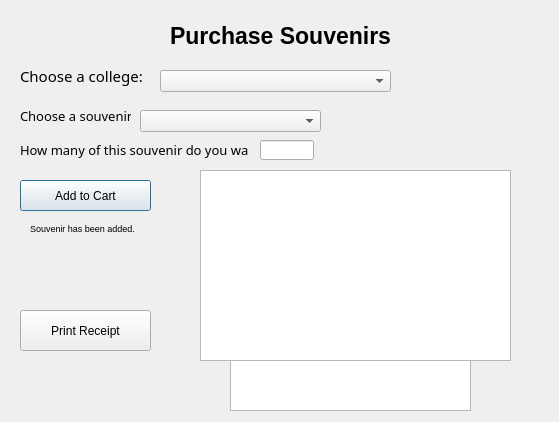
Above: src/purchasesouvenirs.ui from brianclinkenbeard/collegetour before the change. Below: the same form after it.
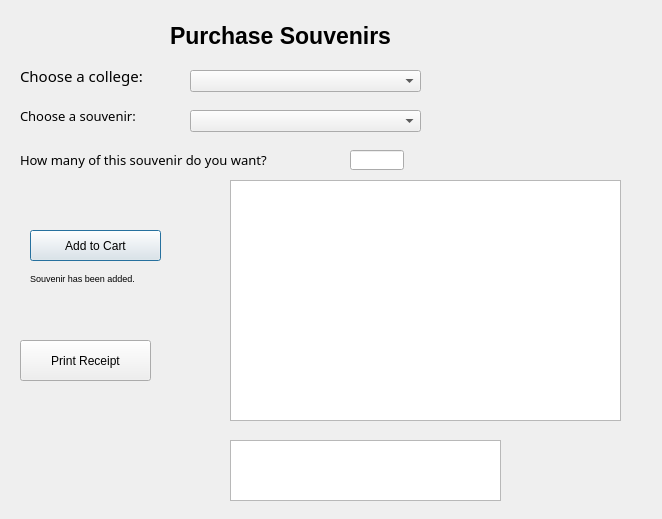
That is the form after the change.

What changed in the file:
```diff
--- a/src/purchasesouvenirs.ui
+++ b/src/purchasesouvenirs.ui
@@ -6,8 +6,8 @@
    <rect>
     <x>0</x>
     <y>0</y>
-    <width>559</width>
-    <height>422</height>
+    <width>662</width>
+    <height>519</height>
    </rect>
   </property>
   <property name="windowTitle">
@@ -37,7 +37,7 @@
   <widget class="QComboBox" name="comboBox_college">
    <property name="geometry">
     <rect>
-     <x>160</x>
+     <x>190</x>
      <y>70</y>
      <width>231</width>
      <height>22</height>
@@ -68,9 +68,9 @@
   <widget class="QComboBox" name="comboBox_souvenir">
    <property name="geometry">
     <rect>
-     <x>140</x>
+     <x>190</x>
      <y>110</y>
-     <width>181</width>
+     <width>231</width>
      <height>22</height>
     </rect>
    </property>
@@ -80,7 +80,7 @@
     <rect>
      <x>20</x>
      <y>100</y>
-     <width>111</width>
+     <width>161</width>
      <height>31</height>
     </rect>
    </property>
@@ -100,8 +100,8 @@
    <property name="geometry">
     <rect>
      <x>20</x>
-     <y>140</y>
-     <width>229</width>
+     <y>150</y>
+     <width>331</width>
      <height>20</height>
     </rect>
    </property>
@@ -120,8 +120,8 @@
   <widget class="QLineEdit" name="lineEdit_quanity">
    <property name="geometry">
     <rect>
-     <x>260</x>
-     <y>140</y>
+     <x>350</x>
+     <y>150</y>
      <width>54</width>
      <height>20</height>
     </rect>
@@ -130,8 +130,8 @@
   <widget class="QPushButton" name="pushButton_add">
    <property name="geometry">
     <rect>
-     <x>20</x>
-     <y>180</y>
+     <x>30</x>
+     <y>230</y>
      <width>131</width>
      <height>31</height>
     </rect>
@@ -144,8 +144,8 @@
    <property name="geometry">
     <rect>
      <x>30</x>
-     <y>220</y>
-     <width>131</width>
+     <y>270</y>
+     <width>161</width>
      <height>16</height>
     </rect>
    </property>
@@ -161,10 +161,10 @@
   <widget class="QTableWidget" name="tableWidget_receipt">
    <property name="geometry">
     <rect>
-     <x>200</x>
-     <y>170</y>
-     <width>311</width>
-     <height>191</height>
+     <x>230</x>
+     <y>180</y>
+     <width>391</width>
+     <height>241</height>
     </rect>
    </property>
   </widget>
@@ -172,7 +172,7 @@
    <property name="geometry">
     <rect>
      <x>20</x>
-     <y>310</y>
+     <y>340</y>
      <width>131</width>
      <height>41</height>
     </rect>
@@ -185,9 +185,9 @@
    <property name="geometry">
     <rect>
      <x>230</x>
-     <y>360</y>
-     <width>241</width>
-     <height>51</height>
+     <y>440</y>
+     <width>271</width>
+     <height>61</height>
     </rect>
    </property>
   </widget>
```
